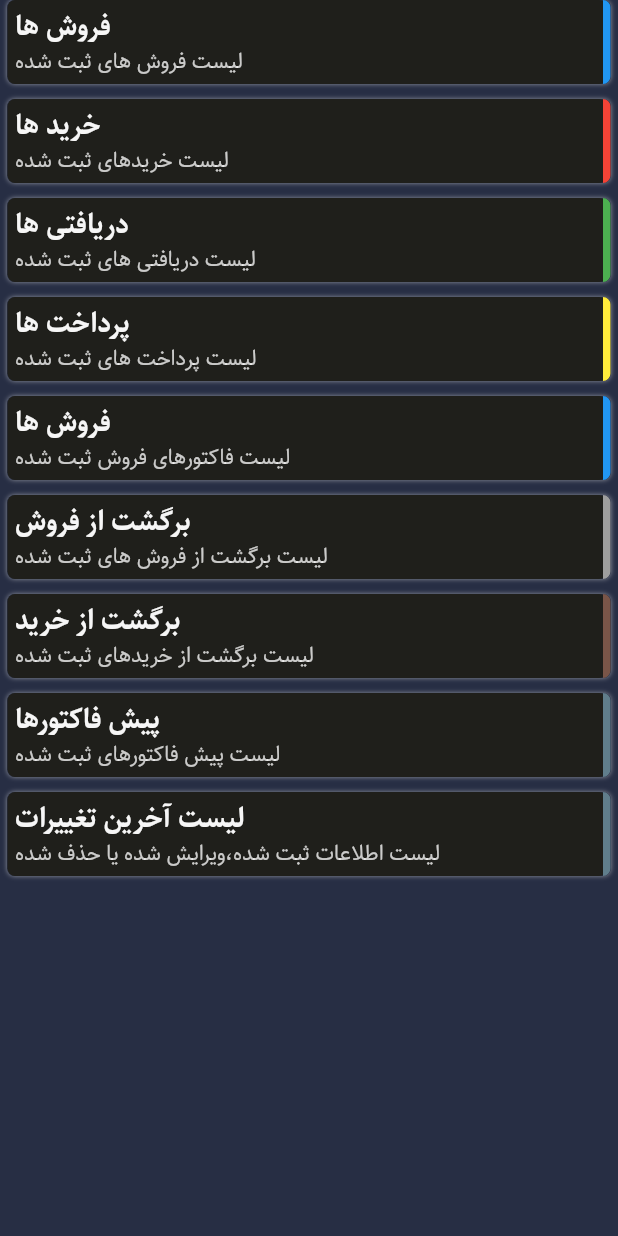
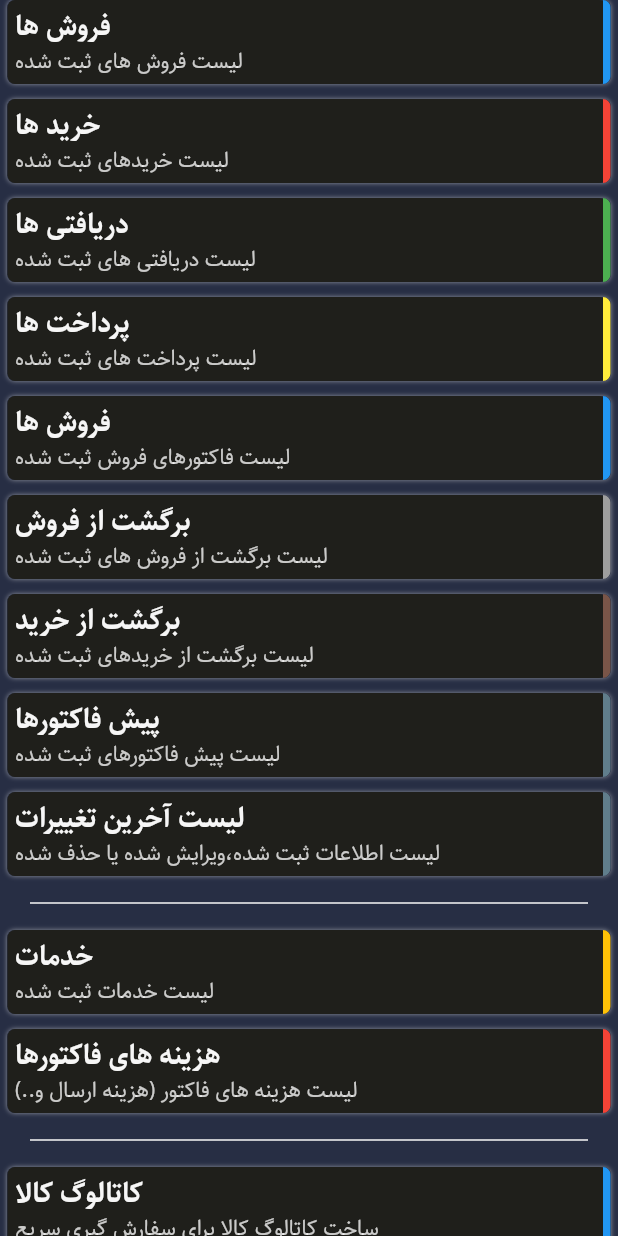
Before and after one commit to iam-hosseindarvishi/sell_pro, a Flutter app: the HomeListAccessItems widget shown alone on an empty page, opened directly, on a phone screen of 412 x 824 dp. Run offline on Flutter 3.47's test engine with Material 3 defaults, Android fonts, the phone set to English and light mode, and no system bars; our stand-ins replace flutter_riverpod, hexcolor, image_picker.

Commit message:
feat : add orders and services items to list items at home page

```diff
--- a/lib/src/features/home/presentation/screens/home_page.dart
+++ b/lib/src/features/home/presentation/screens/home_page.dart
@@ -1,5 +1,6 @@
 import 'package:flutter/material.dart';
 import 'package:flutter_riverpod/flutter_riverpod.dart';
+import 'package:sell_pro/src/features/home/presentation/widgets/home_quick_access_button.dart';
 import 'package:sell_pro/src/features/home/presentation/widgets/quick_access_items.dart';
 import '../widgets/home_list_access_items.dart';
 
@@ -18,7 +19,7 @@ class _HomePageState extends ConsumerState<HomePage> {
         child: SingleChildScrollView(
           child: Column(
             crossAxisAlignment: CrossAxisAlignment.center,
-            mainAxisAlignment: MainAxisAlignment.start,
+            mainAxisAlignment: MainAxisAlignment.center,
             mainAxisSize: MainAxisSize.max,
             children: [
               Placeholder(
@@ -59,7 +60,10 @@ class _HomePageState extends ConsumerState<HomePage> {
               const SizedBox(
                 height: 15,
               ),
-              const HomeListAccessItems()
+              const HomeListAccessItems(),
+              SizedBox(
+                height: 150,
+              )
             ],
           ),
         ));
--- a/lib/src/features/home/presentation/widgets/home_list_access_button.dart
+++ b/lib/src/features/home/presentation/widgets/home_list_access_button.dart
@@ -2,15 +2,17 @@ import 'package:flutter/material.dart';
 
 class HomeListAccessButton extends StatelessWidget {
   final Function handleTab;
-  final Color borderColor;
+  Color borderColor;
   final String title;
+  double mt;
   final String subTitle;
-  const HomeListAccessButton({
+  HomeListAccessButton({
     super.key,
     required this.handleTab,
-    required this.borderColor,
+    this.borderColor = Colors.transparent,
     required this.title,
     required this.subTitle,
+    this.mt = 0,
   });
 
   @override
@@ -19,7 +21,7 @@ class HomeListAccessButton extends StatelessWidget {
       onTap: handleTab(),
       child: Container(
         width: double.infinity,
-        margin: const EdgeInsets.only(right: 5, left: 5, bottom: 10),
+        margin: EdgeInsets.only(right: 5, left: 5, bottom: 10, top: mt),
         padding: const EdgeInsets.symmetric(horizontal: 5, vertical: 5),
         decoration: BoxDecoration(
           boxShadow: [
--- a/lib/src/features/home/presentation/widgets/home_list_access_items.dart
+++ b/lib/src/features/home/presentation/widgets/home_list_access_items.dart
@@ -1,6 +1,7 @@
 import 'package:flutter/material.dart';
 
 import 'home_list_access_button.dart';
+import 'home_quick_access_button.dart';
 
 class HomeListAccessItems extends StatelessWidget {
   const HomeListAccessItems({
@@ -64,7 +65,43 @@ class HomeListAccessItems extends StatelessWidget {
           borderColor: Colors.blueGrey,
           title: "لیست آخرین تغییرات",
           subTitle: "لیست اطلاعات ثبت شده،ویرایش شده یا حذف شده",
-        )
+        ),
+        Divider(
+          endIndent: 20,
+          indent: 20,
+          color: Theme.of(context).colorScheme.onBackground,
+        ),
+        HomeListAccessButton(
+          handleTab: () {},
+          borderColor: Colors.amber,
+          title: "خدمات",
+          subTitle: "لیست خدمات ثبت شده",
+          mt: 10,
+        ),
+        HomeListAccessButton(
+          handleTab: () {},
+          borderColor: Colors.red,
+          title: "هزینه های فاکتورها",
+          subTitle: "لیست هزینه های فاکتور (هزینه ارسال و..)",
+        ),
+        Divider(
+          endIndent: 20,
+          indent: 20,
+          color: Theme.of(context).colorScheme.onBackground,
+        ),
+        HomeListAccessButton(
+          handleTab: () {},
+          borderColor: Colors.blue,
+          title: "کاتالوگ کالا",
+          subTitle: "ساخت کاتالوگ کالا برای سفارش گیری سریع",
+          mt: 10,
+        ),
+        HomeListAccessButton(
+          handleTab: () {},
+          borderColor: Colors.blue,
+          title: "سفارشات",
+          subTitle: "لیست سفارشات ثبت شده - ثبت سفارش جدید با کاتالوگ",
+        ),
       ],
     );
   }
--- a/lib/src/features/home/presentation/widgets/home_quick_access_button.dart
+++ b/lib/src/features/home/presentation/widgets/home_quick_access_button.dart
@@ -5,14 +5,14 @@ class HomeQuickAccessButton extends StatelessWidget {
   final String title;
   String? subTitle;
   String? subText;
-  final Color borderColor;
+  Color borderColor;
   final handleTap;
   HomeQuickAccessButton(
       {super.key,
       this.icon = "",
       required this.title,
       required this.subTitle,
-      required this.borderColor,
+      this.borderColor = Colors.transparent,
       this.handleTap,
       this.subText});
 
```
